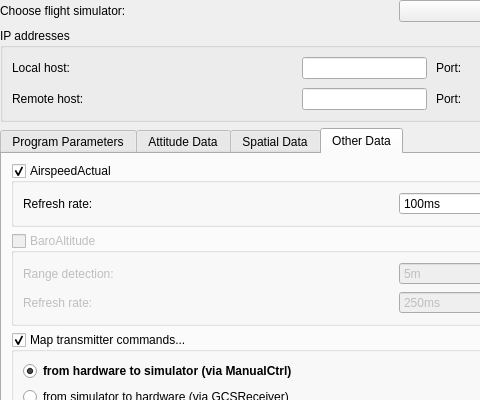
Old version of the form ground/openpilotgcs/src/plugins/hitl/hitloptionspage.ui in the repository openpilot/OpenPilot; both pictures show x 0 to 480 and y 0 to 400 of the 792 by 530 pixel window.
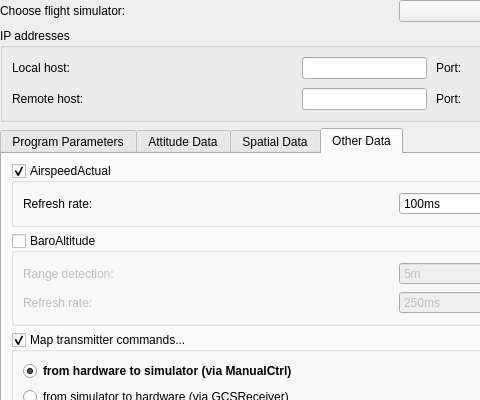
New version of the form. The open tabs and pages were chosen to show the change. Custom widgets are drawn as their Qt base class.

Commit message: AeroSimRC plugin fixes and updates

Patch:
```diff
--- a/ground/openpilotgcs/src/plugins/hitl/hitloptionspage.ui
+++ b/ground/openpilotgcs/src/plugins/hitl/hitloptionspage.ui
@@ -809,7 +809,7 @@
          <item>
           <widget class="QGroupBox" name="baroAltitudeCheckbox">
            <property name="enabled">
-            <bool>false</bool>
+            <bool>true</bool>
            </property>
            <property name="title">
             <string>BaroAltitude</string>
```
The commit also changes 2 other files.
